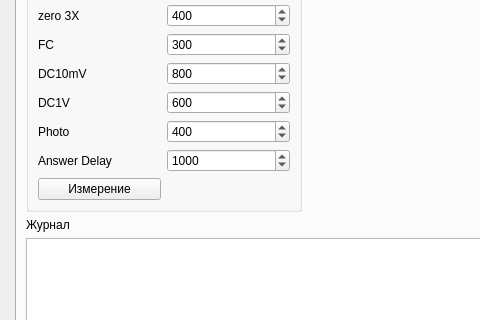
Old version of the form mainwindow.ui in the repository NatiBampo/ZondCOM; both pictures show x 0 to 480 and y 368 to 688 of the 1200 by 873 pixel window.
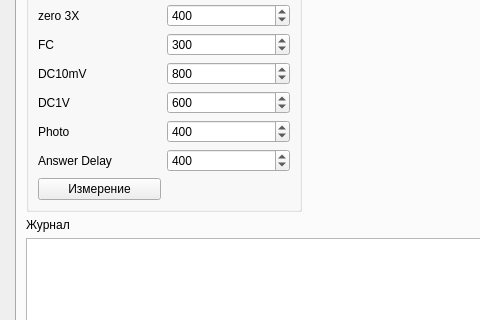
New version of the form. The open tabs and pages were chosen to show the change.

Diff of the .ui file:
```diff
--- a/mainwindow.ui
+++ b/mainwindow.ui
@@ -510,7 +510,7 @@
                 <number>100</number>
                </property>
                <property name="value">
-                <number>1000</number>
+                <number>400</number>
                </property>
               </widget>
              </item>
```
Left out of the diff: 2 changed lines with no effect on the pictures.
